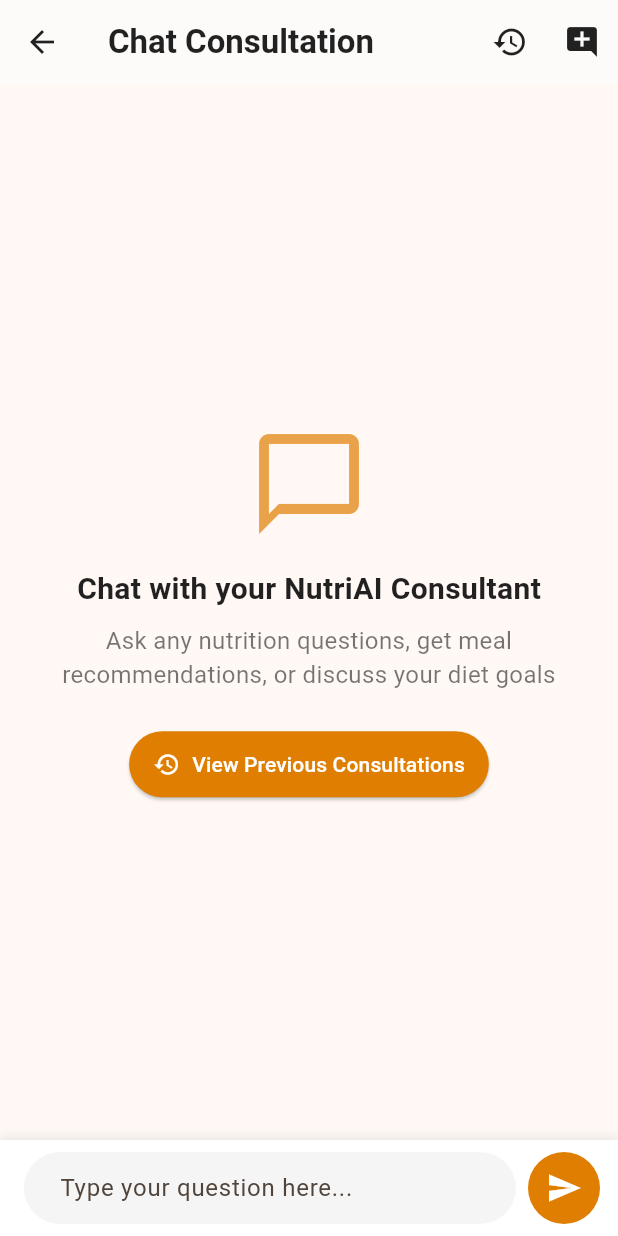
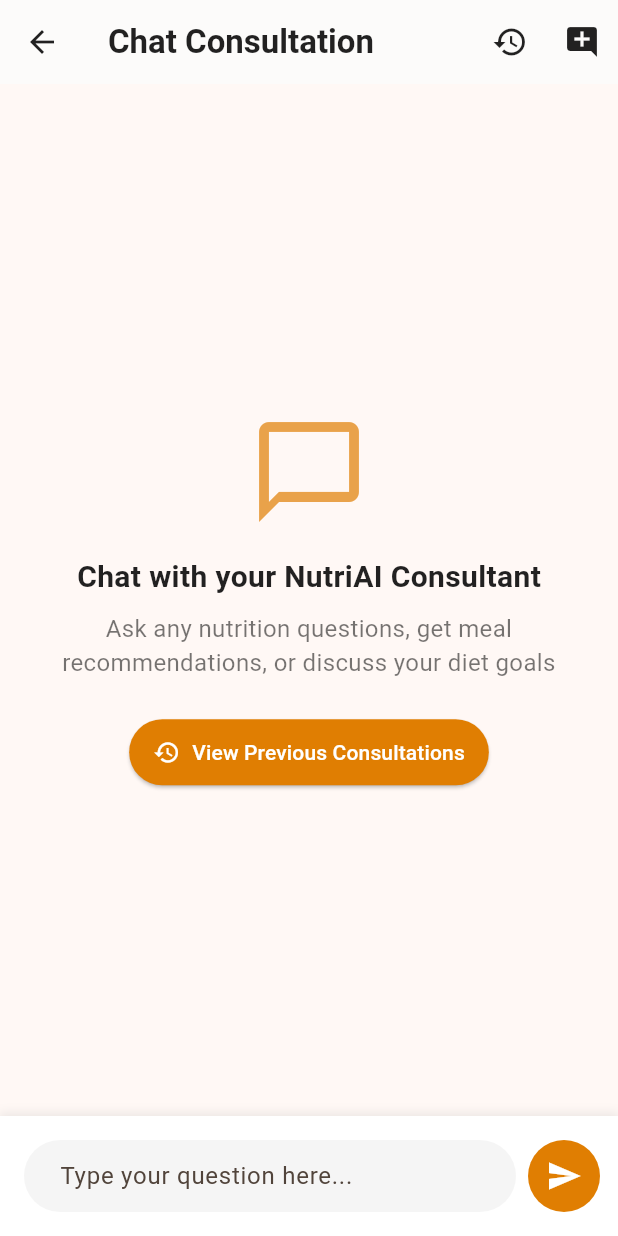
Before and after one commit to MarkjoinedGit/nutri-ai, a Flutter app: the ChatConsultantScreen screen opened directly, on a phone screen of 412 x 824 dp. Run offline on Flutter 3.47's test engine with Material 3 defaults, Android fonts, the phone set to English and light mode, and no system bars; our stand-ins replace flutter_local_notifications, flutter_markdown, image_picker, permission_handler, shared_preferences, timezone; accounts and stored records are empty; network calls fail.

Commit message:
fix: chat input overflow

```diff
--- a/lib/screens/chat_consultant_screen.dart
+++ b/lib/screens/chat_consultant_screen.dart
@@ -216,7 +216,7 @@ class _ChatConsultantScreenState extends State<ChatConsultantScreen> {
 
   Widget _buildMessageInput() {
     return Container(
-      padding: const EdgeInsets.symmetric(horizontal: 8.0),
+      padding: const EdgeInsets.symmetric(horizontal: 8.0, vertical: 8.0),
       decoration: BoxDecoration(
         color: Colors.white,
         boxShadow: [
@@ -229,12 +229,21 @@ class _ChatConsultantScreenState extends State<ChatConsultantScreen> {
         ],
       ),
       child: Row(
+        crossAxisAlignment: CrossAxisAlignment.end,
         children: [
           Expanded(
             child: Padding(
               padding: const EdgeInsets.all(8.0),
+              child: ConstrainedBox(
+                constraints: const BoxConstraints(
+                  maxHeight: 120, // Giới hạn chiều cao tối đa
+                ),
                 child: TextField(
                   controller: _messageController,
+                  maxLines: null, // Cho phép nhiều dòng
+                  minLines: 1, // Tối thiểu 1 dòng
+                  keyboardType: TextInputType.multiline,
+                  textInputAction: TextInputAction.newline,
                   decoration: InputDecoration(
                     hintText: 'Type your question here...',
                     border: OutlineInputBorder(
@@ -248,11 +257,13 @@ class _ChatConsultantScreenState extends State<ChatConsultantScreen> {
                       vertical: 12,
                     ),
                   ),
+                  style: const TextStyle(fontSize: 16),
+                ),
               ),
             ),
           ),
           Container(
-            margin: const EdgeInsets.only(right: 4),
+            margin: const EdgeInsets.only(right: 4, bottom: 8),
             decoration: const BoxDecoration(
               color: customOrange,
               shape: BoxShape.circle,
```
Lines whose indentation alone changed are shown as unchanged.
